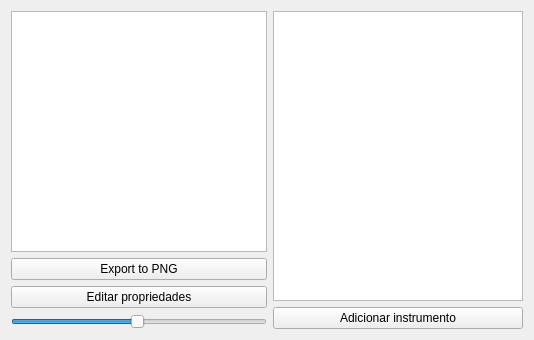
The window that mapawidget.ui (GabrielLasso/MAC0214) describes before a commit, drawn with Qt 5.
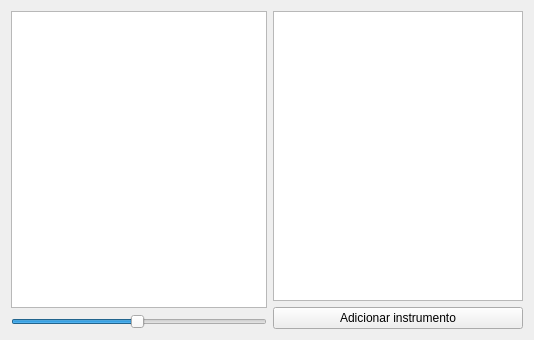
The same window after the commit. Custom widgets are drawn as their Qt base class.

Diff of the .ui file:
```diff
--- a/mapawidget.ui
+++ b/mapawidget.ui
@@ -21,20 +21,6 @@
        <item>
         <widget class="MapaView" name="view"/>
        </item>
-       <item>
-        <widget class="QPushButton" name="pushButton_2">
-         <property name="text">
-          <string>Export to PNG</string>
-         </property>
-        </widget>
-       </item>
-       <item>
-        <widget class="QPushButton" name="pushButton">
-         <property name="text">
-          <string>Editar propriedades</string>
-         </property>
-        </widget>
-       </item>
        <item>
         <widget class="QSlider" name="horizontalSlider">
          <property name="minimum">
```
